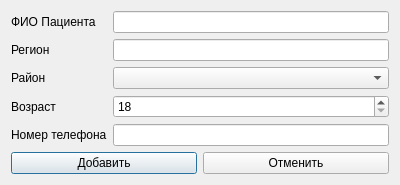
Qt form addpatientdialog.ui (skrine525/fefu-fds-coursework) before a commit.
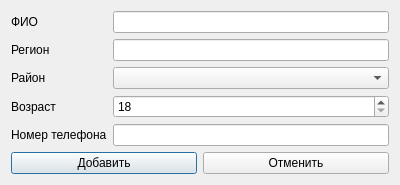
The same form after that commit.

```diff
--- a/addpatientdialog.ui
+++ b/addpatientdialog.ui
@@ -7,7 +7,7 @@
     <x>0</x>
     <y>0</y>
     <width>400</width>
-    <height>180</height>
+    <height>175</height>
    </rect>
   </property>
   <property name="windowTitle">
@@ -33,7 +33,7 @@
      <item row="0" column="0">
       <widget class="QLabel" name="labelFullname">
        <property name="text">
-        <string>ФИО Пациента</string>
+        <string>ФИО</string>
        </property>
       </widget>
      </item>
```
